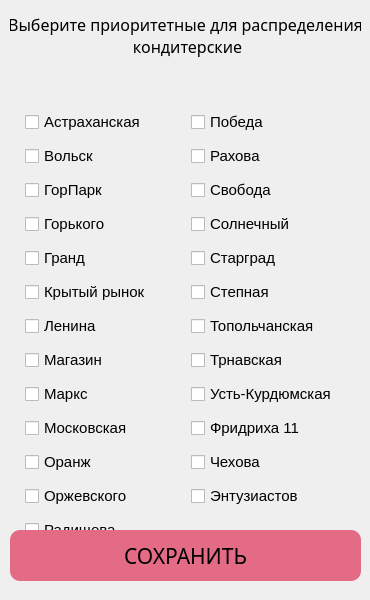
The window that ui/DialogPrioritet.ui (PavelZagumenkin/Malina_Orders_v1) describes before a commit, drawn with Qt 5.
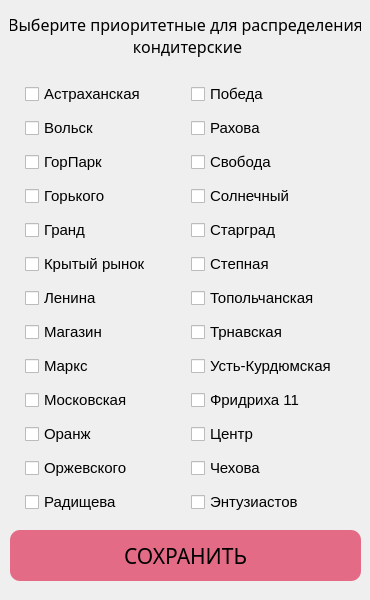
The same window after the commit.

Commit message: Добавлена точка Центр

Patch:
```diff
--- a/ui/DialogPrioritet.ui
+++ b/ui/DialogPrioritet.ui
@@ -31,7 +31,7 @@
      <x>10</x>
      <y>70</y>
      <width>351</width>
-     <height>506</height>
+     <height>451</height>
     </rect>
    </property>
    <layout class="QFormLayout" name="gridPoints">
@@ -242,27 +242,6 @@
       </property>
      </widget>
     </item>
-    <item row="10" column="1">
-     <widget class="QCheckBox" name="cb_chehova">
-      <property name="enabled">
-       <bool>true</bool>
-      </property>
-      <property name="font">
-       <font>
-        <pointsize>11</pointsize>
-       </font>
-      </property>
-      <property name="text">
-       <string>Чехова</string>
-      </property>
-      <property name="checkable">
-       <bool>true</bool>
-      </property>
-      <property name="checked">
-       <bool>false</bool>
-      </property>
-     </widget>
-    </item>
     <item row="11" column="0">
      <widget class="QCheckBox" name="cb_orgevskogo">
       <property name="font">
@@ -278,42 +257,6 @@
       </property>
      </widget>
     </item>
-    <item row="11" column="1">
-     <widget class="QCheckBox" name="cb_entuziastov">
-      <property name="enabled">
-       <bool>true</bool>
-      </property>
-      <property name="font">
-       <font>
-        <pointsize>11</pointsize>
-       </font>
-      </property>
-      <property name="text">
-       <string>Энтузиастов</string>
-      </property>
-      <property name="checkable">
-       <bool>true</bool>
-      </property>
-      <property name="checked">
-       <bool>false</bool>
-      </property>
-     </widget>
-    </item>
-    <item row="13" column="0">
-     <widget class="QCheckBox" name="cb_rahova_2">
-      <property name="font">
-       <font>
-        <pointsize>11</pointsize>
-       </font>
-      </property>
-      <property name="text">
-       <string>Радищева</string>
-      </property>
-      <property name="checked">
-       <bool>false</bool>
-      </property>
-     </widget>
-    </item>
     <item row="10" column="0">
      <widget class="QCheckBox" name="cb_orang">
       <property name="font">
@@ -449,6 +392,78 @@
       </property>
      </widget>
     </item>
+    <item row="12" column="0">
+     <widget class="QCheckBox" name="cb_rahova_2">
+      <property name="font">
+       <font>
+        <pointsize>11</pointsize>
+       </font>
+      </property>
+      <property name="text">
+       <string>Радищева</string>
+      </property>
+      <property name="checked">
+       <bool>false</bool>
+      </property>
+     </widget>
+    </item>
+    <item row="12" column="1">
+     <widget class="QCheckBox" name="cb_entuziastov">
+      <property name="enabled">
+       <bool>true</bool>
+      </property>
+      <property name="font">
+       <font>
+        <pointsize>11</pointsize>
+       </font>
+      </property>
+      <property name="text">
+       <string>Энтузиастов</string>
+      </property>
+      <property name="checkable">
+       <bool>true</bool>
+      </property>
+      <property name="checked">
+       <bool>false</bool>
+      </property>
+     </widget>
+    </item>
+    <item row="11" column="1">
+     <widget class="QCheckBox" name="cb_chehova">
+      <property name="enabled">
+       <bool>true</bool>
+      </property>
+      <property name="font">
+       <font>
+        <pointsize>11</pointsize>
+       </font>
+      </property>
+      <property name="text">
+       <string>Чехова</string>
+      </property>
+      <property name="checkable">
+       <bool>true</bool>
+      </property>
+      <property name="checked">
+       <bool>false</bool>
+      </property>
+     </widget>
+    </item>
+    <item row="10" column="1">
+     <widget class="QCheckBox" name="cb_centr">
+      <property name="font">
+       <font>
+        <pointsize>11</pointsize>
+       </font>
+      </property>
+      <property name="text">
+       <string>Центр</string>
+      </property>
+      <property name="checked">
+       <bool>false</bool>
+      </property>
+     </widget>
+    </item>
    </layout>
   </widget>
   <widget class="QLabel" name="label_prioritet">
```
The commit also changes 8 other files.
